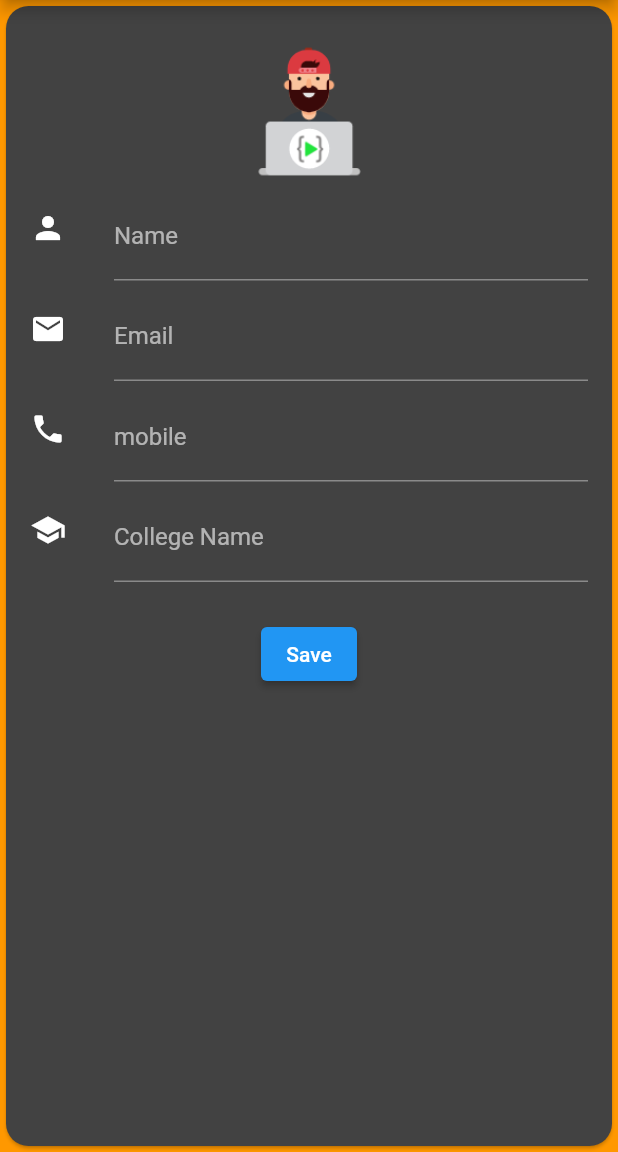
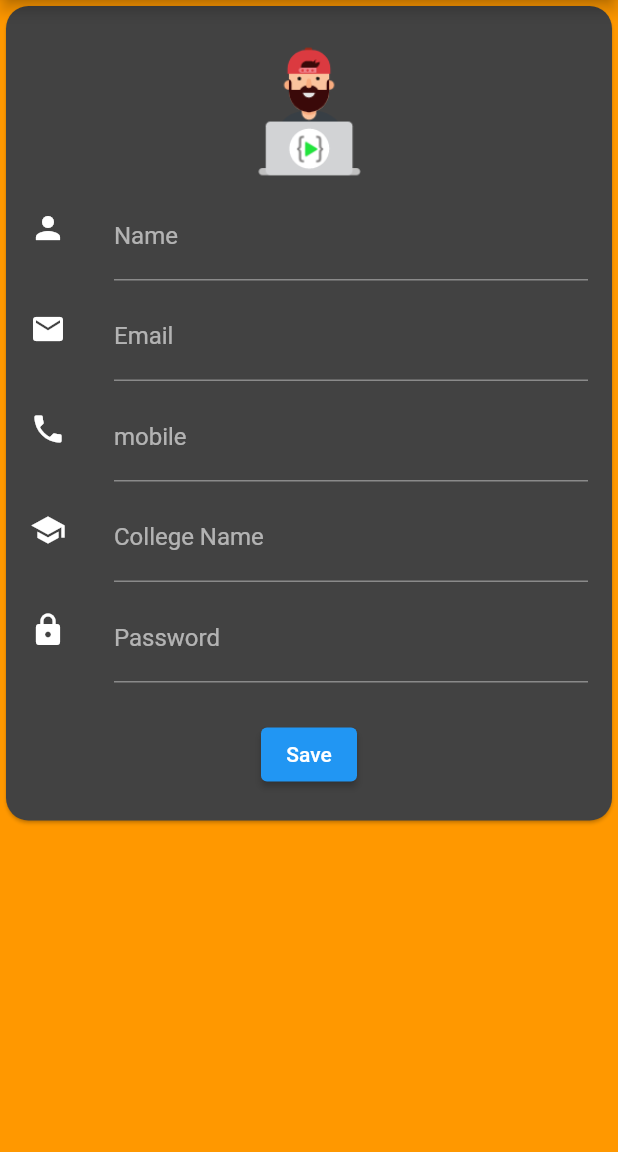
Before and after one commit to AayushPatel006/SignUpApp, a Flutter app: the screen it shows after launch, on a phone screen of 412 x 824 dp, the part 84-1236 px from its top. Run offline on Flutter 3.47's test engine with Material 2 defaults, Android fonts, the light colour scheme and no system bars.

Commit message:
SignUp page perfectly working

```diff
--- a/lib/SignUpPage.dart
+++ b/lib/SignUpPage.dart
@@ -11,7 +11,8 @@ class SignUpPage extends StatefulWidget {
 
 class _SignUpPageState extends State<SignUpPage> {
   GlobalKey<FormState> _key = new GlobalKey();
-  String name = "", email = "", mobile = "", collegename = "";
+  bool _autovalidator = false;
+  String name = "", email = "", mobile = "", collegename = "", password = "";
 
   @override
   Widget build(BuildContext context) {
@@ -20,11 +21,12 @@ class _SignUpPageState extends State<SignUpPage> {
       appBar: AppBar(
         title: Text("SignUp"),
       ),
-      body: Form(
+      body: SingleChildScrollView(
+        child: Form(
           key: _key,
           child: Card(
-          shape:
-              RoundedRectangleBorder(borderRadius: BorderRadius.circular(15.0)),
+            shape: RoundedRectangleBorder(
+                borderRadius: BorderRadius.circular(15.0)),
             child: Column(
               children: [
                 Padding(padding: EdgeInsets.all(10.0)),
@@ -89,20 +91,41 @@ class _SignUpPageState extends State<SignUpPage> {
                     },
                   ),
                 ),
+                ListTile(
+                  leading: Icon(Icons.lock),
+                  title: TextFormField(
+                    obscureText: true,
+                    enableSuggestions: false,
+                    autocorrect: false,
+                    validator: (String? value) {
+                      return value!.isEmpty ? "Enter value" : "";
+                    },
+                    decoration: InputDecoration(
+                      labelText: 'Password',
+                    ),
+                    onSaved: (newValue) {
+                      if (newValue != null) {
+                        password = newValue;
+                      }
+                    },
+                  ),
+                ),
                 Padding(padding: EdgeInsets.all(10.0)),
                 ButtonTheme(
                     height: 50.0,
                     minWidth: 1000.0,
                     child: ElevatedButton(
-                    onPressed: _sendToNextScreen,
+                      onPressed: () => _sendToNextScreen(),
                       child: Text(
                         "Save",
                         style: TextStyle(
                           color: Colors.white,
                         ),
                       ),
-                  ))
+                    )),
+                Padding(padding: EdgeInsets.all(10.0)),
               ],
+            ),
           ),
         ),
       ),
@@ -110,18 +133,24 @@ class _SignUpPageState extends State<SignUpPage> {
   }
 
   _sendToNextScreen() {
-    if (_key.currentState!.validate()) {
+    //if (_key.currentState!.validate()) {
     //saves to global key
+    print("hello");
     _key.currentState!.save();
     // send to next screen
-      Navigator.push(context, MaterialPageRoute(builder: (context) =>
-        HomePage(
+    Navigator.push(
+        context,
+        MaterialPageRoute(
+            builder: (context) => HomePage(
                 name: name,
                 mobile: mobile,
                 email: email,
-          collegename: collegename
-        );
-      ));
+                collegename: collegename,
+                password: password)));
+    // } else {
+    //   setState(() {
+    //     _autovalidator = true;
+    //   });
+    // }
   }
 }
-}
```
Also changed, not shown: lib/HomePage.dart (+52 -8 lines). Lines whose indentation alone changed are shown as unchanged.
